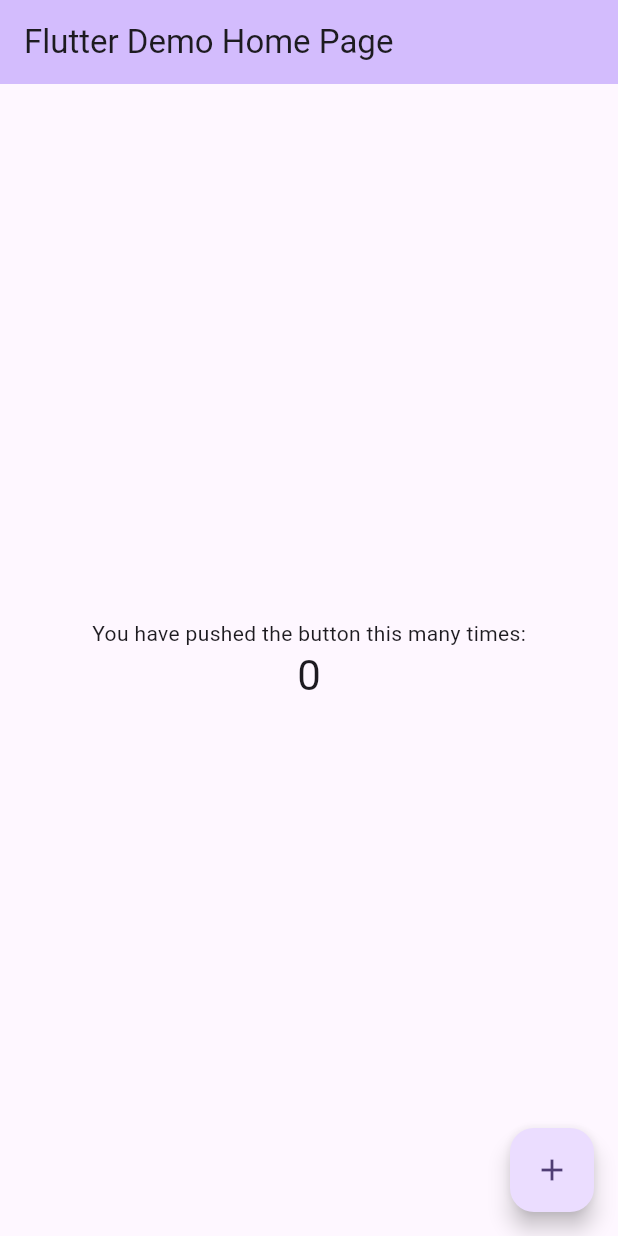
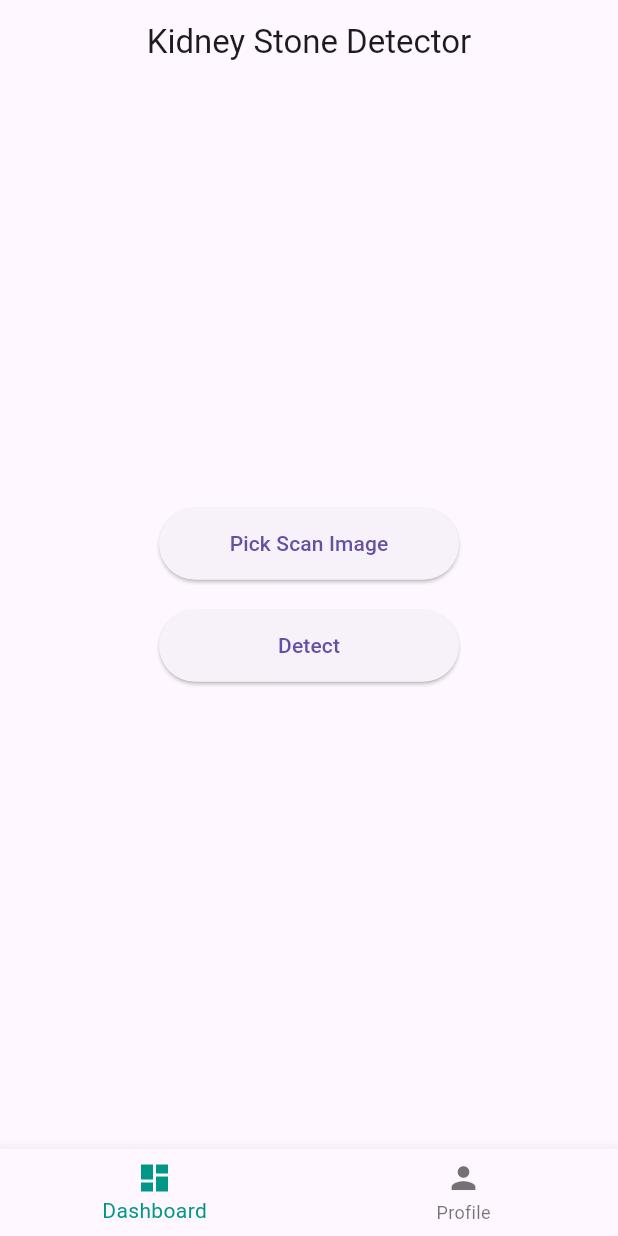
Before and after one commit to SENTHURAN-LK/KIDNEYSTONEDECT.APP, a Flutter app: the screen it shows after launch, on a phone screen of 412 x 824 dp. Run offline on Flutter 3.47's test engine with Material 3 defaults, Android fonts, the phone set to English and light mode, and no system bars; our stand-ins replace image_picker.

Commit message:
second commit

```diff
--- a/lib/main.dart
+++ b/lib/main.dart
@@ -1,4 +1,9 @@
+import 'dart:io';
+import 'dart:convert';
 import 'package:flutter/material.dart';
+import 'package:image_picker/image_picker.dart';
+import 'package:http/http.dart' as http;
+import 'package:http_parser/http_parser.dart';
 
 void main() {
   runApp(const MyApp());
@@ -7,116 +12,131 @@ void main() {
 class MyApp extends StatelessWidget {
   const MyApp({super.key});
 
-  // This widget is the root of your application.
   @override
   Widget build(BuildContext context) {
     return MaterialApp(
-      title: 'Flutter Demo',
-      theme: ThemeData(
-        // This is the theme of your application.
-        //
-        // TRY THIS: Try running your application with "flutter run". You'll see
-        // the application has a purple toolbar. Then, without quitting the app,
-        // try changing the seedColor in the colorScheme below to Colors.green
-        // and then invoke "hot reload" (save your changes or press the "hot
-        // reload" button in a Flutter-supported IDE, or press "r" if you used
-        // the command line to start the app).
-        //
-        // Notice that the counter didn't reset back to zero; the application
-        // state is not lost during the reload. To reset the state, use hot
-        // restart instead.
-        //
-        // This works for code too, not just values: Most code changes can be
-        // tested with just a hot reload.
-        colorScheme: ColorScheme.fromSeed(seedColor: Colors.deepPurple),
-      ),
-      home: const MyHomePage(title: 'Flutter Demo Home Page'),
+      title: 'Kidney Stone Detector',
+      theme: ThemeData(primarySwatch: Colors.teal),
+      home: const DetectionPage(),
+      debugShowCheckedModeBanner: false,
     );
   }
 }
 
-class MyHomePage extends StatefulWidget {
-  const MyHomePage({super.key, required this.title});
-
-  // This widget is the home page of your application. It is stateful, meaning
-  // that it has a State object (defined below) that contains fields that affect
-  // how it looks.
-
-  // This class is the configuration for the state. It holds the values (in this
-  // case the title) provided by the parent (in this case the App widget) and
-  // used by the build method of the State. Fields in a Widget subclass are
-  // always marked "final".
-
-  final String title;
+class DetectionPage extends StatefulWidget {
+  const DetectionPage({super.key});
 
   @override
-  State<MyHomePage> createState() => _MyHomePageState();
+  State<DetectionPage> createState() => _DetectionPageState();
 }
 
-class _MyHomePageState extends State<MyHomePage> {
-  int _counter = 0;
+class _DetectionPageState extends State<DetectionPage> {
+  File? _image;
+  String _result = '';
+  bool _loading = false;
+  int _selectedIndex = 0;
 
-  void _incrementCounter() {
+  Future<void> _pickImage() async {
+    final picker = ImagePicker();
+    final picked = await picker.pickImage(source: ImageSource.gallery);
+    if (picked != null) {
+      setState(() {
+        _image = File(picked.path);
+        _result = '';
+      });
+    }
+  }
+
+  Future<void> _uploadAndPredict() async {
+    if (_image == null) return;
+    setState(() => _loading = true);
+
+    final uri = Uri.parse('http://<your-backend-ip>:5000/predict');
+    final request = http.MultipartRequest('POST', uri);
+    request.files.add(
+      await http.MultipartFile.fromPath(
+        'image',
+        _image!.path,
+        contentType: MediaType('image', 'jpeg'),
+      ),
+    );
+
+    final response = await request.send();
+    final respStr = await response.stream.bytesToString();
+    final jsonResp = json.decode(respStr);
+
     setState(() {
-      // This call to setState tells the Flutter framework that something has
-      // changed in this State, which causes it to rerun the build method below
-      // so that the display can reflect the updated values. If we changed
-      // _counter without calling setState(), then the build method would not be
-      // called again, and so nothing would appear to happen.
-      _counter++;
+      _loading = false;
+      _result = jsonResp['result'] ?? 'No result';
+    });
+  }
+
+  void _onNavTapped(int index) {
+    setState(() {
+      _selectedIndex = index;
+      // Optional: Add page navigation logic here
     });
   }
 
   @override
   Widget build(BuildContext context) {
-    // This method is rerun every time setState is called, for instance as done
-    // by the _incrementCounter method above.
-    //
-    // The Flutter framework has been optimized to make rerunning build methods
-    // fast, so that you can just rebuild anything that needs updating rather
-    // than having to individually change instances of widgets.
     return Scaffold(
-      appBar: AppBar(
-        // TRY THIS: Try changing the color here to a specific color (to
-        // Colors.amber, perhaps?) and trigger a hot reload to see the AppBar
-        // change color while the other colors stay the same.
-        backgroundColor: Theme.of(context).colorScheme.inversePrimary,
-        // Here we take the value from the MyHomePage object that was created by
-        // the App.build method, and use it to set our appbar title.
-        title: Text(widget.title),
-      ),
+      appBar: AppBar(title: const Center(child: Text("Kidney Stone Detector"))),
       body: Center(
-        // Center is a layout widget. It takes a single child and positions it
-        // in the middle of the parent.
-        child: Column(
-          // Column is also a layout widget. It takes a list of children and
-          // arranges them vertically. By default, it sizes itself to fit its
-          // children horizontally, and tries to be as tall as its parent.
-          //
-          // Column has various properties to control how it sizes itself and
-          // how it positions its children. Here we use mainAxisAlignment to
-          // center the children vertically; the main axis here is the vertical
-          // axis because Columns are vertical (the cross axis would be
-          // horizontal).
-          //
-          // TRY THIS: Invoke "debug painting" (choose the "Toggle Debug Paint"
-          // action in the IDE, or press "p" in the console), to see the
-          // wireframe for each widget.
-          mainAxisAlignment: MainAxisAlignment.center,
-          children: <Widget>[
-            const Text('You have pushed the button this many times:'),
-            Text(
-              '$_counter',
-              style: Theme.of(context).textTheme.headlineMedium,
-            ),
-          ],
+        child: SingleChildScrollView(
+          padding: const EdgeInsets.all(24),
+          child: Column(
+            mainAxisAlignment: MainAxisAlignment.center,
+            children: [
+              if (_image != null)
+                ClipRRect(
+                  borderRadius: BorderRadius.circular(12),
+                  child: Image.file(_image!, height: 200),
+                ),
+              const SizedBox(height: 30),
+              ElevatedButton(
+                onPressed: _pickImage,
+                style: ElevatedButton.styleFrom(
+                  minimumSize: const Size(200, 48),
+                ),
+                child: const Text("Pick Scan Image"),
+              ),
+              const SizedBox(height: 20),
+              ElevatedButton(
+                onPressed: _uploadAndPredict,
+                style: ElevatedButton.styleFrom(
+                  minimumSize: const Size(200, 48),
+                ),
+                child:
+                    _loading
+                        ? const CircularProgressIndicator(color: Colors.white)
+                        : const Text("Detect"),
+              ),
+              const SizedBox(height: 30),
+              Text(
+                _result,
+                textAlign: TextAlign.center,
+                style: const TextStyle(
+                  fontSize: 20,
+                  fontWeight: FontWeight.bold,
+                ),
+              ),
+            ],
+          ),
         ),
       ),
-      floatingActionButton: FloatingActionButton(
-        onPressed: _incrementCounter,
-        tooltip: 'Increment',
-        child: const Icon(Icons.add),
-      ), // This trailing comma makes auto-formatting nicer for build methods.
+      bottomNavigationBar: BottomNavigationBar(
+        currentIndex: _selectedIndex,
+        onTap: _onNavTapped,
+        items: const [
+          BottomNavigationBarItem(
+            icon: Icon(Icons.dashboard),
+            label: 'Dashboard',
+          ),
+          BottomNavigationBarItem(icon: Icon(Icons.person), label: 'Profile'),
+        ],
+        selectedItemColor: Colors.teal,
+      ),
     );
   }
 }
--- a/pubspec.yaml
+++ b/pubspec.yaml
@@ -30,10 +30,10 @@ environment:
 dependencies:
   flutter:
     sdk: flutter
+  image_picker: ^1.0.4
+  http: ^1.1.0
+  http_parser: ^4.0.2
 
-  # The following adds the Cupertino Icons font to your application.
-  # Use with the CupertinoIcons class for iOS style icons.
-  cupertino_icons: ^1.0.8
 
 dev_dependencies:
   flutter_test:
```
Also changed, not shown: pubspec.lock, 5 other files.
